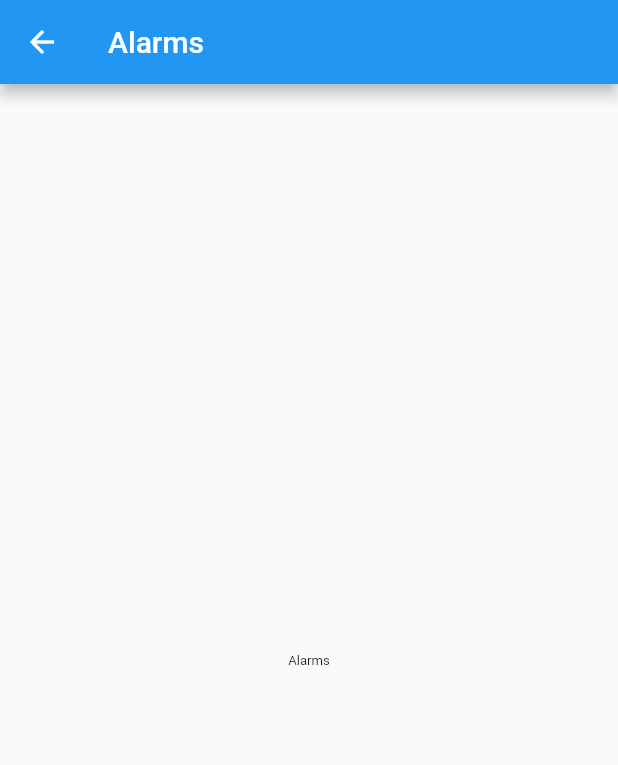
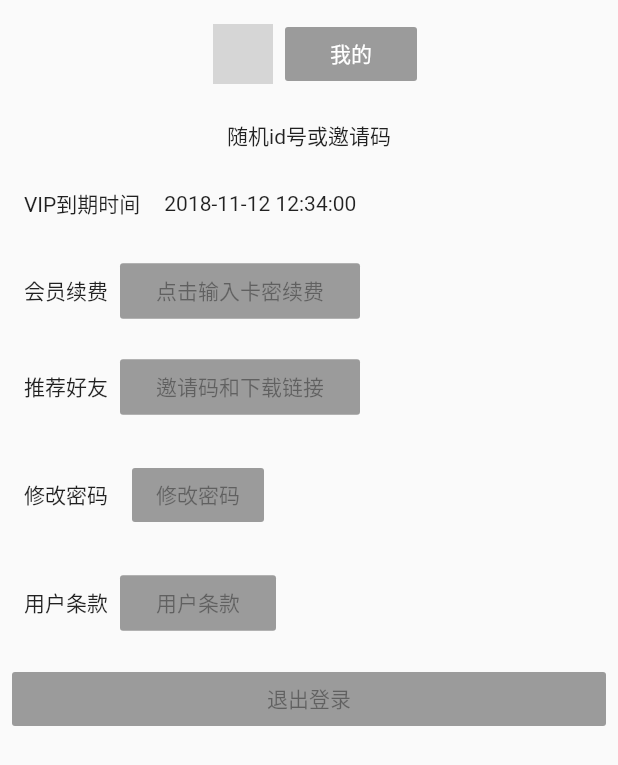
Before and after one commit to Darcula666/flutter_drawer, a Flutter app: the AlarmsScreen screen opened directly, on a phone screen of 412 x 824 dp. Shown: the top 765 px of the screen. Run offline on Flutter 3.47's test engine with Material 2 defaults, Android fonts, the phone set to English and light mode, and no system bars; missing offline and left inert: flutter_simple_video_player; network calls fail; grey boxes are pictures that could not be loaded.

Commit message:
修改页面效果

```diff
--- a/lib/AlarmsScreen.dart
+++ b/lib/AlarmsScreen.dart
@@ -9,41 +9,139 @@ class AlarmsScreen extends StatefulWidget {
 }
 
 class AlarmsScreenState extends State<AlarmsScreen> {
-  double _initHeight;
-  double _height;
-
   @override
-  void initState() {
-    _initHeight = 10.0;
-    _height = _initHeight;
-  }
+  void initState() {}
 
   @override
   Widget build(BuildContext context) {
-    return new GestureDetector(
-      onScaleUpdate: (ScaleUpdateDetails details) {
-        setState(() {
-          _height = _initHeight + (_initHeight * (details.scale * .35));
-          print("scale=${details.scale}  height=$_height ih=$_initHeight");
-        });
-      },
-      onScaleEnd: (ScaleEndDetails details) {
-        setState(() {
-          _initHeight = _height;
-        });
-      },
-      child: Scaffold(
-        appBar: AppBar(
-          title: Text('Alarms'),
+    return Scaffold(
+        body: ListView(
+      children: <Widget>[
+        Padding(
+          padding: const EdgeInsets.all(8.0),
+          child: Row(
+            mainAxisAlignment: MainAxisAlignment.center,
+            children: <Widget>[
+              Padding(
+                padding: const EdgeInsets.all(8.0),
+                child: CircleAvatar(
+                    backgroundColor: Colors.white10,
+                    backgroundImage: NetworkImage(
+                        "http://f005.bai.com/data/uploads/2017/0228/15/823ad05883744ecbdc83b2a88ddf1e7c_middle.jpeg")),
+              ),
+              new RaisedButton(
+                color: Colors.blue[400],
+                splashColor: Colors.deepOrangeAccent,
+                child:
+                    new Text("我的", style: new TextStyle(color: Colors.white)),
+              ),
+            ],
+          ),
         ),
-        body: new Center(
-            child: new SizedBox(
-          height: _height,
-          child: new FittedBox(
-            child: Text('Alarms'),
+        Row(
+          mainAxisAlignment: MainAxisAlignment.center,
+          children: <Widget>[
+            Padding(
+              padding: const EdgeInsets.all(8.0),
+              child: new Text('随机id号或邀请码'),
+            ),
+          ],
+        ),
+        Padding(
+          padding: const EdgeInsets.all(8.0),
+          child: new Row(
+            children: <Widget>[
+              Padding(
+                padding: const EdgeInsets.all(8.0),
+                child: Text('VIP到期时间'),
+              ),
+              Padding(
+                padding: const EdgeInsets.all(8.0),
+                child: Text('2018-11-12 12:34:00'),
+              )
+            ],
           ),
-        )),
-      ),
-    );
+        ),
+        Padding(
+          padding: const EdgeInsets.all(8.0),
+          child: new Row(
+            children: <Widget>[
+              Padding(
+                padding: const EdgeInsets.all(8.0),
+                child: Text('会员续费'),
+              ),
+              new RaisedButton(
+                onPressed: null,
+                child: Padding(
+                  padding: const EdgeInsets.all(8.0),
+                  child: Text('点击输入卡密续费'),
+                ),
+              )
+            ],
+          ),
+        ),
+        Padding(
+          padding: const EdgeInsets.all(8.0),
+          child: new Row(
+            children: <Widget>[
+              Padding(
+                padding: const EdgeInsets.all(8.0),
+                child: Text('推荐好友'),
+              ),
+              new RaisedButton(
+                onPressed: null,
+                child: Padding(
+                  padding: const EdgeInsets.all(8.0),
+                  child: Text('邀请码和下载链接'),
+                ),
+              )
+            ],
+          ),
+        ),
+        Padding(
+          padding: const EdgeInsets.all(8.0),
+          child: new Row(
+            children: <Widget>[
+              Padding(
+                padding: const EdgeInsets.all(8.0),
+                child: Text('修改密码'),
+              ),
+              Padding(
+                padding: const EdgeInsets.all(8.0),
+                child: new RaisedButton(
+                  onPressed: null,
+                  child: Text('修改密码'),
+                ),
+              )
+            ],
+          ),
+        ),
+        Padding(
+          padding: const EdgeInsets.all(8.0),
+          child: new Row(
+            children: <Widget>[
+              Padding(
+                padding: const EdgeInsets.all(8.0),
+                child: Text('用户条款'),
+              ),
+              new RaisedButton(
+                onPressed: null,
+                child: Padding(
+                  padding: const EdgeInsets.all(8.0),
+                  child: Text('用户条款'),
+                ),
+              )
+            ],
+          ),
+        ),
+        Padding(
+          padding: const EdgeInsets.all(8.0),
+          child: new RaisedButton(
+            onPressed: null,
+            child: Text('退出登录'),
+          ),
+        )
+      ],
+    ));
   }
 }
--- a/lib/HomeScreen.dart
+++ b/lib/HomeScreen.dart
@@ -32,7 +32,6 @@ class HomeScreenState extends State<HomeScreen> {
     var result = json.decode(response.body);
     setState(() {
       title = result['title'];
-      print('title: $title');
       subjects = result['subjects'];
     });
   }
```
Also changed, not shown: lib/EmailScreen.dart (+42 -25 lines), lib/main.dart (+5 -5 lines).
